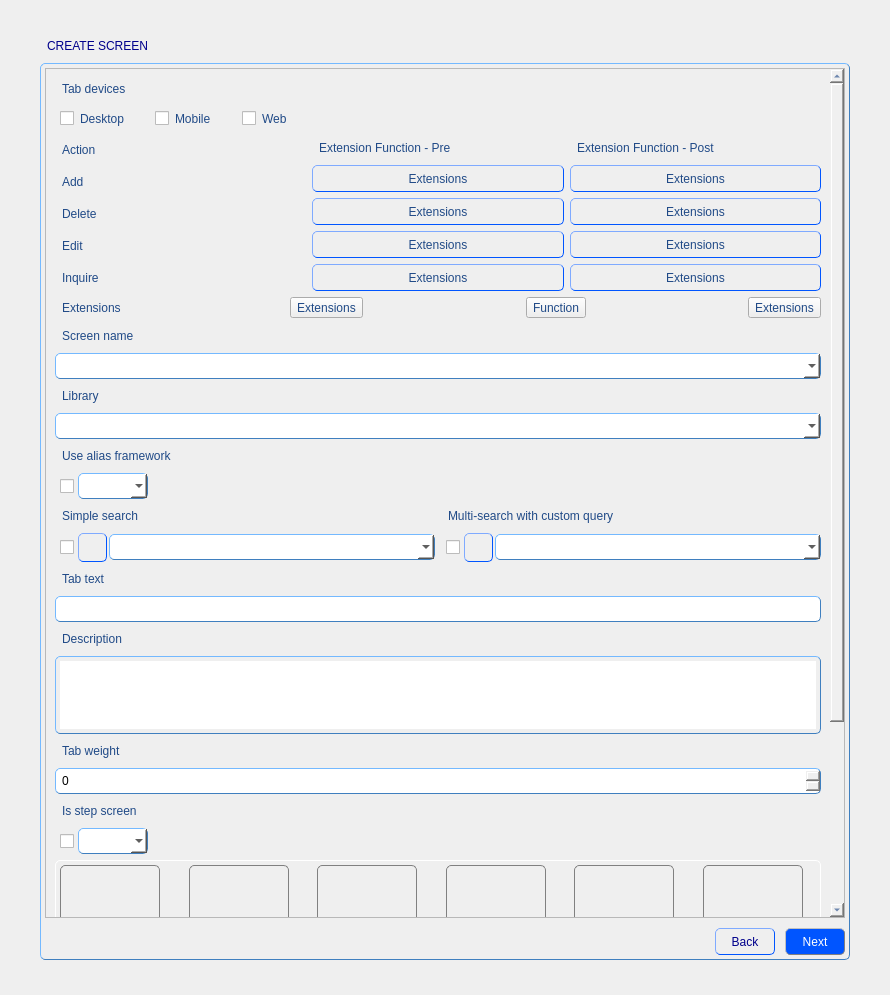
Before: the Qt Designer form Builder/Builder/createscrbuilderform.ui in Rork96/QtProjects, drawn with Qt 5.
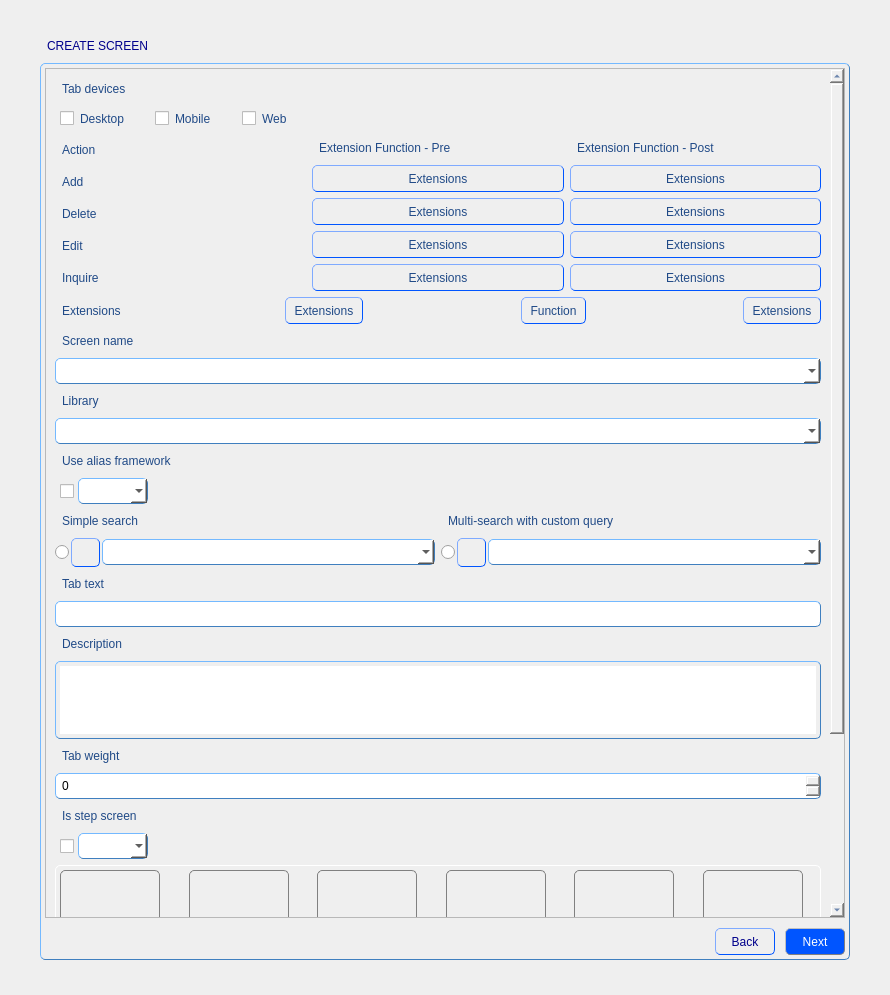
After: the same form once the commit is applied. Icons and pictures are not drawn.

Diff of the .ui file:
```diff
--- a/Builder/Builder/createscrbuilderform.ui
+++ b/Builder/Builder/createscrbuilderform.ui
@@ -176,9 +176,9 @@
          <property name="geometry">
           <rect>
            <x>0</x>
-           <y>0</y>
-           <width>784</width>
-           <height>1167</height>
+           <y>-323</y>
+           <width>781</width>
+           <height>1171</height>
           </rect>
          </property>
          <layout class="QGridLayout" name="gridLayout_3">
@@ -219,6 +219,9 @@
                </property>
                <item>
                 <layout class="QVBoxLayout" name="verticalLayout_7">
+                 <property name="spacing">
+                  <number>0</number>
+                 </property>
                  <item>
                   <widget class="QLabel" name="H2x2Label">
                    <property name="sizePolicy">
@@ -260,6 +263,9 @@
                </item>
                <item>
                 <layout class="QVBoxLayout" name="verticalLayout_8">
+                 <property name="spacing">
+                  <number>0</number>
+                 </property>
                  <item>
                   <widget class="QLabel" name="H2x3Label">
                    <property name="sizePolicy">
@@ -301,6 +307,9 @@
                </item>
                <item>
                 <layout class="QVBoxLayout" name="verticalLayout_9">
+                 <property name="spacing">
+                  <number>0</number>
+                 </property>
                  <item>
                   <widget class="QLabel" name="Labe_2x2">
                    <property name="sizePolicy">
@@ -342,6 +351,9 @@
                </item>
                <item>
                 <layout class="QVBoxLayout" name="verticalLayout_10">
+                 <property name="spacing">
+                  <number>0</number>
+                 </property>
                  <item>
                   <widget class="QLabel" name="Label_2x3">
                    <property name="sizePolicy">
@@ -383,6 +395,9 @@
                </item>
                <item>
                 <layout class="QVBoxLayout" name="verticalLayout_11">
+                 <property name="spacing">
+                  <number>0</number>
+                 </property>
                  <item>
                   <widget class="QLabel" name="Label_1x1">
                    <property name="sizePolicy">
@@ -424,6 +439,9 @@
                </item>
                <item>
                 <layout class="QVBoxLayout" name="verticalLayout_12">
+                 <property name="spacing">
+                  <number>0</number>
+                 </property>
                  <item>
                   <widget class="QLabel" name="H1x1Label">
                    <property name="sizePolicy">
@@ -465,13 +483,16 @@
                </item>
               </layout>
              </item>
-             <item row="1" column="0">
+             <item row="2" column="0">
               <layout class="QHBoxLayout" name="horizontalLayout_7">
                <property name="spacing">
                 <number>20</number>
                </property>
                <item>
                 <layout class="QVBoxLayout" name="verticalLayout_13">
+                 <property name="spacing">
+                  <number>0</number>
+                 </property>
                  <item>
                   <widget class="QLabel" name="H1x2Label">
                    <property name="sizePolicy">
@@ -513,6 +534,9 @@
                </item>
                <item>
                 <layout class="QVBoxLayout" name="verticalLayout_14">
+                 <property name="spacing">
+                  <number>0</number>
+                 </property>
                  <item>
                   <widget class="QLabel" name="Label_1x2">
                    <property name="sizePolicy">
@@ -554,6 +578,9 @@
                </item>
                <item>
                 <layout class="QVBoxLayout" name="verticalLayout_15">
+                 <property name="spacing">
+                  <number>0</number>
+                 </property>
                  <item>
                   <widget class="QLabel" name="H2x1Label">
                    <property name="sizePolicy">
@@ -595,6 +622,9 @@
                </item>
                <item>
                 <layout class="QVBoxLayout" name="verticalLayout_16">
+                 <property name="spacing">
+                  <number>0</number>
+                 </property>
                  <item>
                   <widget class="QLabel" name="Label_2x1">
                    <property name="sizePolicy">
@@ -649,6 +679,22 @@
                </item>
               </layout>
              </item>
+             <item row="1" column="0">
+              <spacer name="verticalSpacer_4">
+               <property name="orientation">
+                <enum>Qt::Vertical</enum>
+               </property>
+               <property name="sizeType">
+                <enum>QSizePolicy::Minimum</enum>
+               </property>
+               <property name="sizeHint" stdset="0">
+                <size>
+                 <width>20</width>
+                 <height>10</height>
+                </size>
+               </property>
+              </spacer>
+             </item>
             </layout>
            </widget>
           </item>
@@ -773,19 +819,13 @@
                  <number>2</number>
                 </property>
                 <item>
-                 <widget class="QCheckBox" name="sSearchCheckBox">
+                 <widget class="QRadioButton" name="sSearchRButton">
                   <property name="sizePolicy">
                    <sizepolicy hsizetype="Fixed" vsizetype="Fixed">
                     <horstretch>0</horstretch>
                     <verstretch>0</verstretch>
                    </sizepolicy>
                   </property>
-                  <property name="maximumSize">
-                   <size>
-                    <width>21</width>
-                    <height>16777215</height>
-                   </size>
-                  </property>
                   <property name="text">
                    <string/>
                   </property>
@@ -793,6 +833,9 @@
                 </item>
                 <item>
                  <widget class="QToolButton" name="sSearchButton">
+                  <property name="enabled">
+                   <bool>false</bool>
+                  </property>
                   <property name="styleSheet">
                    <string notr="true">QToolButton {
                padding: 4px;
@@ -824,7 +867,11 @@
                  </widget>
                 </item>
                 <item>
-                 <widget class="QComboBox" name="sSearchBox"/>
+                 <widget class="QComboBox" name="sSearchBox">
+                  <property name="enabled">
+                   <bool>false</bool>
+                  </property>
+                 </widget>
                 </item>
                </layout>
               </item>
@@ -845,19 +892,13 @@
                  <number>2</number>
                 </property>
                 <item>
-                 <widget class="QCheckBox" name="mSearchCheckBox">
+                 <widget class="QRadioButton" name="mSearchRButton">
                   <property name="sizePolicy">
                    <sizepolicy hsizetype="Fixed" vsizetype="Fixed">
                     <horstretch>0</horstretch>
                     <verstretch>0</verstretch>
                    </sizepolicy>
                   </property>
-                  <property name="maximumSize">
-                   <size>
-                    <width>21</width>
-                    <height>16777215</height>
-                   </size>
-                  </property>
                   <property name="text">
                    <string/>
                   </property>
@@ -865,6 +906,9 @@
                 </item>
                 <item>
                  <widget class="QToolButton" name="mSearchButton">
+                  <property name="enabled">
+                   <bool>false</bool>
+                  </property>
                   <property name="styleSheet">
                    <string notr="true">QToolButton {
                padding: 4px;
@@ -896,7 +940,11 @@
                  </widget>
                 </item>
                 <item>
-                 <widget class="QComboBox" name="mSearchBox"/>
+                 <widget class="QComboBox" name="mSearchBox">
+                  <property name="enabled">
+                   <bool>false</bool>
+                  </property>
+                 </widget>
                 </item>
                </layout>
               </item>
@@ -954,9 +1002,37 @@
             </item>
             <item>
              <widget class="QToolButton" name="extButton_1">
+              <property name="styleSheet">
+               <string notr="true">QToolButton {
+               padding: 4px;
+               border: 1px solid rgb(0, 85, 255); 
+               border-radius: 5px;
+               border-style: outset;
+               font: 11pt &quot;MS Shell Dlg 2&quot;;
+              }
+
+QToolButton:hover {
+               color: white;
+               border: 1px solid grey;
+               background-color: rgb(114, 159, 207);
+               }
+
+QToolButton:pressed {
+               color: rgb(0, 0, 197)
+               background: shadow;
+               border-style: inset;
+               }</string>
+              </property>
               <property name="text">
                <string>Extensions</string>
               </property>
+              <property name="icon">
+               <iconset resource="res.qrc">
+                <normaloff>:/res/gear.png</normaloff>:/res/gear.png</iconset>
+              </property>
+              <property name="toolButtonStyle">
+               <enum>Qt::ToolButtonTextBesideIcon</enum>
+              </property>
              </widget>
             </item>
             <item>
@@ -974,9 +1050,37 @@
             </item>
             <item>
              <widget class="QToolButton" name="funcButton">
+              <property name="styleSheet">
+               <string notr="true">QToolButton {
+               padding: 4px;
+               border: 1px solid rgb(0, 85, 255); 
+               border-radius: 5px;
+               border-style: outset;
+               font: 11pt &quot;MS Shell Dlg 2&quot;;
+              }
+
+QToolButton:hover {
+               color: white;
+               border: 1px solid grey;
+               background-color: rgb(114, 159, 207);
+               }
+
+QToolButton:pressed {
+               color: rgb(0, 0, 197)
+               background: shadow;
+               border-style: inset;
+               }</string>
+              </property>
               <property name="text">
                <string>Function</string>
               </property>
+              <property name="icon">
+               <iconset resource="res.qrc">
+                <normaloff>:/res/gear.png</normaloff>:/res/gear.png</iconset>
+              </property>
+              <property name="toolButtonStyle">
+               <enum>Qt::ToolButtonTextBesideIcon</enum>
+              </property>
              </widget>
             </item>
             <item>
@@ -994,9 +1098,37 @@
             </item>
             <item>
              <widget class="QToolButton" name="extButton_2">
+              <property name="styleSheet">
+               <string notr="true">QToolButton {
+               padding: 4px;
+               border: 1px solid rgb(0, 85, 255); 
+               border-radius: 5px;
+               border-style: outset;
+               font: 11pt &quot;MS Shell Dlg 2&quot;;
+              }
+
+QToolButton:hover {
+               color: white;
+               border: 1px solid grey;
+               background-color: rgb(114, 159, 207);
+               }
+
+QToolButton:pressed {
+               color: rgb(0, 0, 197)
+               background: shadow;
+               border-style: inset;
+               }</string>
+              </property>
               <property name="text">
                <string>Extensions</string>
               </property>
+              <property name="icon">
+               <iconset resource="res.qrc">
+                <normaloff>:/res/gear.png</normaloff>:/res/gear.png</iconset>
+              </property>
+              <property name="toolButtonStyle">
+               <enum>Qt::ToolButtonTextBesideIcon</enum>
+              </property>
              </widget>
             </item>
            </layout>
@@ -1401,7 +1533,11 @@
              </widget>
             </item>
             <item>
-             <widget class="QComboBox" name="useAliasBox"/>
+             <widget class="QComboBox" name="useAliasBox">
+              <property name="enabled">
+               <bool>false</bool>
+              </property>
+             </widget>
             </item>
             <item>
              <spacer name="horizontalSpacer_6">
@@ -1454,7 +1590,11 @@
                  </widget>
                 </item>
                 <item>
-                 <widget class="QComboBox" name="stepScrBox"/>
+                 <widget class="QComboBox" name="stepScrBox">
+                  <property name="enabled">
+                   <bool>false</bool>
+                  </property>
+                 </widget>
                 </item>
                </layout>
               </item>
```
Left out of the diff: 99 changed lines with no effect on the pictures.
